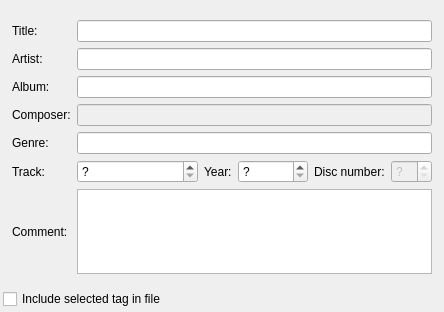
ksv1986/qmmp-staging, file src/qmmpui/forms/tageditor.ui: the form before one commit.
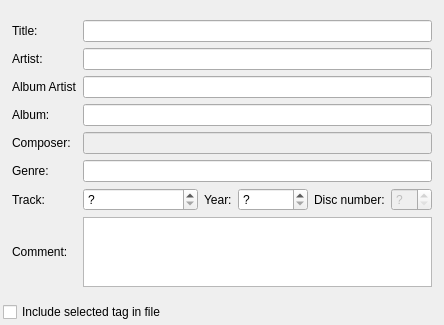
The form after the commit.

Commit message: added 'album artist' field support (patch by Dmitry Misharov)

What changed in the file:
```diff
--- a/src/qmmpui/forms/tageditor.ui
+++ b/src/qmmpui/forms/tageditor.ui
@@ -26,32 +26,6 @@
    <item>
     <widget class="QWidget" name="tagWidget" native="true">
      <layout class="QGridLayout" name="gridLayout">
-      <item row="0" column="0">
-       <widget class="QLabel" name="label_47">
-        <property name="sizePolicy">
-         <sizepolicy hsizetype="Preferred" vsizetype="Preferred">
-          <horstretch>0</horstretch>
-          <verstretch>0</verstretch>
-         </sizepolicy>
-        </property>
-        <property name="text">
-         <string>Title:</string>
-        </property>
-        <property name="alignment">
-         <set>Qt::AlignLeading|Qt::AlignLeft|Qt::AlignVCenter</set>
-        </property>
-       </widget>
-      </item>
-      <item row="0" column="1">
-       <widget class="QLineEdit" name="titleLineEdit">
-        <property name="sizePolicy">
-         <sizepolicy hsizetype="Expanding" vsizetype="Fixed">
-          <horstretch>0</horstretch>
-          <verstretch>0</verstretch>
-         </sizepolicy>
-        </property>
-       </widget>
-      </item>
       <item row="1" column="0">
        <widget class="QLabel" name="label_43">
         <property name="sizePolicy">
@@ -68,60 +42,14 @@
         </property>
        </widget>
       </item>
-      <item row="1" column="1">
-       <widget class="QLineEdit" name="artistLineEdit">
-        <property name="sizePolicy">
-         <sizepolicy hsizetype="Expanding" vsizetype="Fixed">
-          <horstretch>0</horstretch>
-          <verstretch>0</verstretch>
-         </sizepolicy>
-        </property>
-       </widget>
-      </item>
-      <item row="2" column="0">
-       <widget class="QLabel" name="label_45">
-        <property name="sizePolicy">
-         <sizepolicy hsizetype="Preferred" vsizetype="Preferred">
-          <horstretch>0</horstretch>
-          <verstretch>0</verstretch>
-         </sizepolicy>
-        </property>
-        <property name="text">
-         <string>Album:</string>
-        </property>
-        <property name="alignment">
-         <set>Qt::AlignLeading|Qt::AlignLeft|Qt::AlignVCenter</set>
-        </property>
-       </widget>
-      </item>
-      <item row="2" column="1">
-       <widget class="QLineEdit" name="albumLineEdit">
-        <property name="sizePolicy">
-         <sizepolicy hsizetype="Expanding" vsizetype="Fixed">
-          <horstretch>0</horstretch>
-          <verstretch>0</verstretch>
-         </sizepolicy>
-        </property>
-        <property name="text">
-         <string/>
-        </property>
-       </widget>
-      </item>
-      <item row="3" column="0">
-       <widget class="QLabel" name="label_8">
-        <property name="text">
-         <string>Composer:</string>
-        </property>
-       </widget>
-      </item>
-      <item row="3" column="1">
+      <item row="5" column="1">
        <widget class="QLineEdit" name="composerLineEdit">
         <property name="enabled">
          <bool>false</bool>
         </property>
        </widget>
       </item>
-      <item row="4" column="0">
+      <item row="6" column="0">
        <widget class="QLabel" name="label_46">
         <property name="sizePolicy">
          <sizepolicy hsizetype="Preferred" vsizetype="Preferred">
@@ -137,7 +65,39 @@
         </property>
        </widget>
       </item>
-      <item row="4" column="1">
+      <item row="3" column="0">
+       <widget class="QLabel" name="label_45">
+        <property name="sizePolicy">
+         <sizepolicy hsizetype="Preferred" vsizetype="Preferred">
+          <horstretch>0</horstretch>
+          <verstretch>0</verstretch>
+         </sizepolicy>
+        </property>
+        <property name="text">
+         <string>Album:</string>
+        </property>
+        <property name="alignment">
+         <set>Qt::AlignLeading|Qt::AlignLeft|Qt::AlignVCenter</set>
+        </property>
+       </widget>
+      </item>
+      <item row="8" column="0">
+       <widget class="QLabel" name="label_48">
+        <property name="sizePolicy">
+         <sizepolicy hsizetype="Preferred" vsizetype="Expanding">
+          <horstretch>0</horstretch>
+          <verstretch>0</verstretch>
+         </sizepolicy>
+        </property>
+        <property name="text">
+         <string>Comment:</string>
+        </property>
+        <property name="alignment">
+         <set>Qt::AlignLeading|Qt::AlignLeft|Qt::AlignVCenter</set>
+        </property>
+       </widget>
+      </item>
+      <item row="6" column="1">
        <layout class="QHBoxLayout" name="horizontalLayout">
         <item>
          <widget class="QLineEdit" name="genreLineEdit">
@@ -151,23 +111,7 @@
         </item>
        </layout>
       </item>
-      <item row="5" column="0">
-       <widget class="QLabel" name="label_42">
-        <property name="sizePolicy">
-         <sizepolicy hsizetype="Preferred" vsizetype="Preferred">
-          <horstretch>0</horstretch>
-          <verstretch>0</verstretch>
-         </sizepolicy>
-        </property>
-        <property name="text">
-         <string>Track:</string>
-        </property>
-        <property name="alignment">
-         <set>Qt::AlignLeading|Qt::AlignLeft|Qt::AlignVCenter</set>
-        </property>
-       </widget>
-      </item>
-      <item row="5" column="1">
+      <item row="7" column="1">
        <layout class="QHBoxLayout" name="horizontalLayout_2">
         <item>
          <widget class="QSpinBox" name="trackSpinBox">
@@ -257,23 +201,69 @@
         </item>
        </layout>
       </item>
-      <item row="6" column="0">
-       <widget class="QLabel" name="label_48">
+      <item row="1" column="1">
+       <widget class="QLineEdit" name="artistLineEdit">
         <property name="sizePolicy">
-         <sizepolicy hsizetype="Preferred" vsizetype="Expanding">
+         <sizepolicy hsizetype="Expanding" vsizetype="Fixed">
           <horstretch>0</horstretch>
           <verstretch>0</verstretch>
          </sizepolicy>
         </property>
+       </widget>
+      </item>
+      <item row="0" column="0">
+       <widget class="QLabel" name="label_47">
+        <property name="sizePolicy">
+         <sizepolicy hsizetype="Preferred" vsizetype="Preferred">
+          <horstretch>0</horstretch>
+          <verstretch>0</verstretch>
+         </sizepolicy>
+        </property>
         <property name="text">
-         <string>Comment:</string>
+         <string>Title:</string>
         </property>
         <property name="alignment">
          <set>Qt::AlignLeading|Qt::AlignLeft|Qt::AlignVCenter</set>
         </property>
        </widget>
       </item>
-      <item row="6" column="1">
+      <item row="7" column="0">
+       <widget class="QLabel" name="label_42">
+        <property name="sizePolicy">
+         <sizepolicy hsizetype="Preferred" vsizetype="Preferred">
+          <horstretch>0</horstretch>
+          <verstretch>0</verstretch>
+         </sizepolicy>
+        </property>
+        <property name="text">
+         <string>Track:</string>
+        </property>
+        <property name="alignment">
+         <set>Qt::AlignLeading|Qt::AlignLeft|Qt::AlignVCenter</set>
+        </property>
+       </widget>
+      </item>
+      <item row="3" column="1">
+       <widget class="QLineEdit" name="albumLineEdit">
+        <property name="sizePolicy">
+         <sizepolicy hsizetype="Expanding" vsizetype="Fixed">
+          <horstretch>0</horstretch>
+          <verstretch>0</verstretch>
+         </sizepolicy>
+        </property>
+        <property name="text">
+         <string/>
+        </property>
+       </widget>
+      </item>
+      <item row="5" column="0">
+       <widget class="QLabel" name="label_8">
+        <property name="text">
+         <string>Composer:</string>
+        </property>
+       </widget>
+      </item>
+      <item row="8" column="1">
        <widget class="QTextBrowser" name="commentBrowser">
         <property name="enabled">
          <bool>true</bool>
@@ -291,8 +281,28 @@
          <string notr="true">&lt;!DOCTYPE HTML PUBLIC &quot;-//W3C//DTD HTML 4.0//EN&quot; &quot;http://www.w3.org/TR/REC-html40/strict.dtd&quot;&gt;
 &lt;html&gt;&lt;head&gt;&lt;meta name=&quot;qrichtext&quot; content=&quot;1&quot; /&gt;&lt;style type=&quot;text/css&quot;&gt;
 p, li { white-space: pre-wrap; }
-&lt;/style&gt;&lt;/head&gt;&lt;body style=&quot; font-family:'Arial'; font-size:10pt; font-weight:400; font-style:normal;&quot;&gt;
-&lt;p style=&quot;-qt-paragraph-type:empty; margin-top:0px; margin-bottom:0px; margin-left:0px; margin-right:0px; -qt-block-indent:0; text-indent:0px;&quot;&gt;&lt;/p&gt;&lt;/body&gt;&lt;/html&gt;</string>
+&lt;/style&gt;&lt;/head&gt;&lt;body style=&quot; font-family:'Sans Serif'; font-size:9pt; font-weight:400; font-style:normal;&quot;&gt;
+&lt;p style=&quot;-qt-paragraph-type:empty; margin-top:0px; margin-bottom:0px; margin-left:0px; margin-right:0px; -qt-block-indent:0; text-indent:0px; font-family:'Arial'; font-size:10pt;&quot;&gt;&lt;br /&gt;&lt;/p&gt;&lt;/body&gt;&lt;/html&gt;</string>
+        </property>
+       </widget>
+      </item>
+      <item row="0" column="1">
+       <widget class="QLineEdit" name="titleLineEdit">
+        <property name="sizePolicy">
+         <sizepolicy hsizetype="Expanding" vsizetype="Fixed">
+          <horstretch>0</horstretch>
+          <verstretch>0</verstretch>
+         </sizepolicy>
+        </property>
+       </widget>
+      </item>
+      <item row="2" column="1">
+       <widget class="QLineEdit" name="albumArtistLineEdit"/>
+      </item>
+      <item row="2" column="0">
+       <widget class="QLabel" name="label_49">
+        <property name="text">
+         <string>Album Artist</string>
         </property>
        </widget>
       </item>
```
The commit also changes 16 other files.
